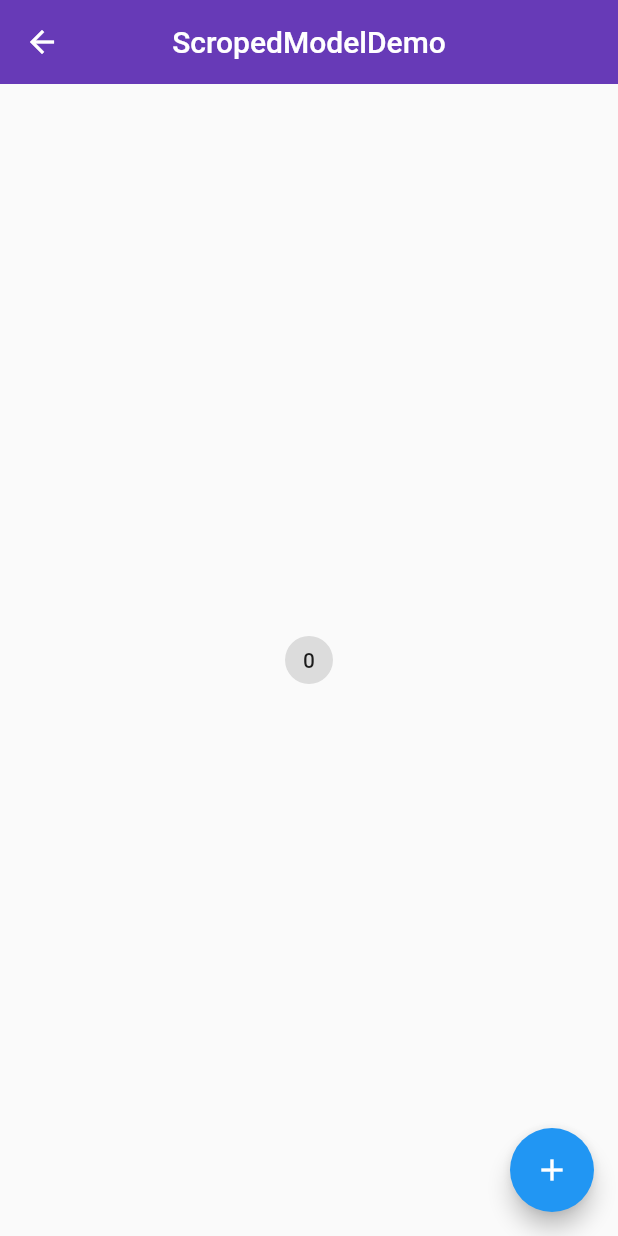
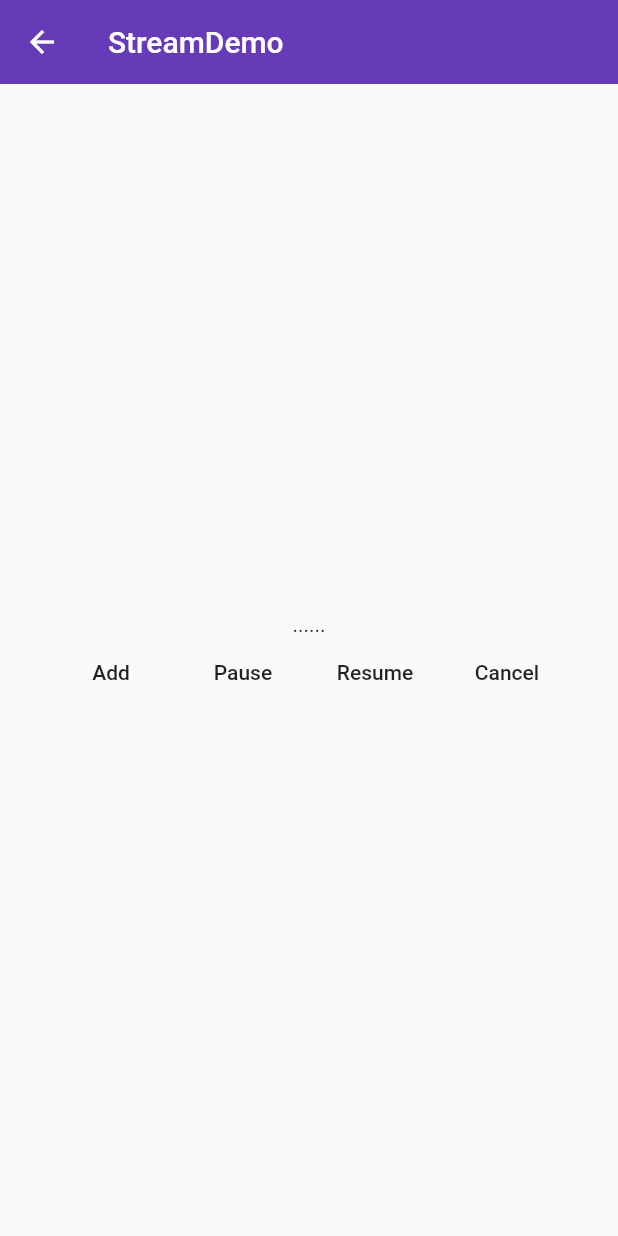
Before and after one commit to air-wind/flutter_app_study, a Flutter app: the screen it shows after launch, on a phone screen of 412 x 824 dp. Run offline on Flutter 3.47's test engine with Material 2 defaults, Android fonts, the phone set to English and light mode, and no system bars.

Commit message:
inicial commit

```diff
--- a/lib/demo/state/state_managment_demo.dart
+++ b/lib/demo/state/state_managment_demo.dart
@@ -46,7 +46,7 @@ class CounterWrap extends StatelessWidget{
   }
 }
 
-    class Counter extends StatelessWidget {
+class Counter extends StatelessWidget {
     @override
     Widget build(BuildContext context) {
     int _count = CounterProvider.of(context).count;
--- /dev/null
+++ b/lib/demo/stream/stream_demo.dart
@@ -0,0 +1,147 @@
+import 'dart:async';
+
+import 'package:flutter/material.dart';
+
+
+class StreamDemo extends StatelessWidget {
+  @override
+  Widget build(BuildContext context) {
+    return StreamDemoHome();
+  }
+}
+
+class StreamDemoHome extends StatefulWidget {
+  @override
+  _StreamDemoHomeState createState() => _StreamDemoHomeState();
+}
+
+class _StreamDemoHomeState extends State<StreamDemoHome> {
+  StreamSubscription _streamDemoSubsciption;
+  StreamController<String> _streamDemo;
+  StreamSink<String> _sinkDemo;
+  String _data = "....";
+
+  @override
+  void dispose() {
+    _streamDemo.close();
+    // TODO: implement dispose
+    super.dispose();
+  }
+
+  @override
+  void initState() {
+    // TODO: implement initState
+    super.initState();
+
+    print("Create a stream");
+//    Stream<String> _streamDemo = Stream.fromFuture(fetchData());
+//    _streamDemo = StreamController<String>();
+    _streamDemo = StreamController.broadcast();
+    _sinkDemo = _streamDemo.sink;
+
+    print("start listen a stream");
+    _streamDemoSubsciption = _streamDemo.stream.listen(onData, onDone: onDone, onError: onError);
+    _streamDemoSubsciption = _streamDemo.stream.listen(onDataTwo, onDone: onDone, onError: onError);
+
+    print("finish initState");
+  }
+
+  void onDone(){
+    print("Done");
+  }
+
+  void onError(error){
+    print("Error $error");
+  }
+
+
+  void onData(String data){
+    setState(() {
+      _data = data;
+    });
+    print("onData: $data");
+  }
+
+  void onDataTwo(String data){
+    print("onDataTwo: $data");
+  }
+
+  Future<String> fetchData() async{
+    await Future.delayed(Duration(seconds: 3));
+//    throw "Something wrong";
+    return "Hello~";
+  }
+
+  void _pauseStream(){
+    print("Pause subscription");
+    _streamDemoSubsciption.pause();
+  }
+
+  void _resumeStream(){
+    print("Resume subscription");
+    _streamDemoSubsciption.resume();
+  }
+
+  void _cancelStream(){
+    print("Cancel subscription");
+    _streamDemoSubsciption.cancel();
+  }
+
+  void _addDataToStream() async{
+    print("Add Data To Stream");
+
+    String data = await fetchData();
+
+//    _streamDemo.add(data);
+    _sinkDemo.add(data);
+
+  }
+
+
+
+  @override
+  Widget build(BuildContext context) {
+    return Scaffold(
+      appBar: AppBar(
+        title: Text("StreamDemo"),
+        elevation: 0,
+      ),
+      body: Center(
+        child: Column(
+          mainAxisAlignment: MainAxisAlignment.center,
+          children: <Widget>[
+//            Text(_data),
+            StreamBuilder(
+              stream: _streamDemo.stream,
+              initialData: "......",
+              builder: (context, snapshot){
+                return Text("${snapshot.data}");
+              }
+            ),
+            Row(
+              mainAxisAlignment: MainAxisAlignment.center,
+              children: <Widget>[
+                FlatButton(
+                  child: Text("Add"),
+                  onPressed:_addDataToStream,
+                ),
+                FlatButton(
+                  child: Text("Pause"),
+                  onPressed: _pauseStream,
+                ),
+                FlatButton(
+                  child: Text("Resume"),
+                  onPressed: _resumeStream,
+                ),
+                FlatButton(
+                  child: Text("Cancel"),
+                  onPressed: _cancelStream,
+                ),
+              ],
+            )
+          ],
+        ),
+      )
+    );
+  }
+}
--- a/lib/main.dart
+++ b/lib/main.dart
@@ -11,6 +11,7 @@ import 'demo/form_demo.dart';
 import 'demo/material_compontent.dart';
 //import 'demo/state/state_managment_demo.dart';
 import 'demo/state/scoped_model.dart';
+import 'demo/stream/stream_demo.dart';
 
 
 void main() => runApp(App());
@@ -24,7 +25,7 @@ class App extends StatelessWidget{
       title: "Hello",
 //      home: Home(),
 //      home: NavigatorDemo(),
-      initialRoute: "/state_managment",
+      initialRoute: "/stream",
       routes: {
 //        "/": (context) => NavigatorDemo(),
         "/": (context) => Home(),
@@ -33,6 +34,7 @@ class App extends StatelessWidget{
         "/mdc": (context)=>MaterialCompontent(),
 //        "/state_managment": (context)=>StateManagmentDemo(),
         "/state_managment": (context)=>ScropedModelDemo(),
+        "/stream": (context)=>StreamDemo(),
       },
       theme: ThemeData(
         primarySwatch: Colors.deepPurple,
```
